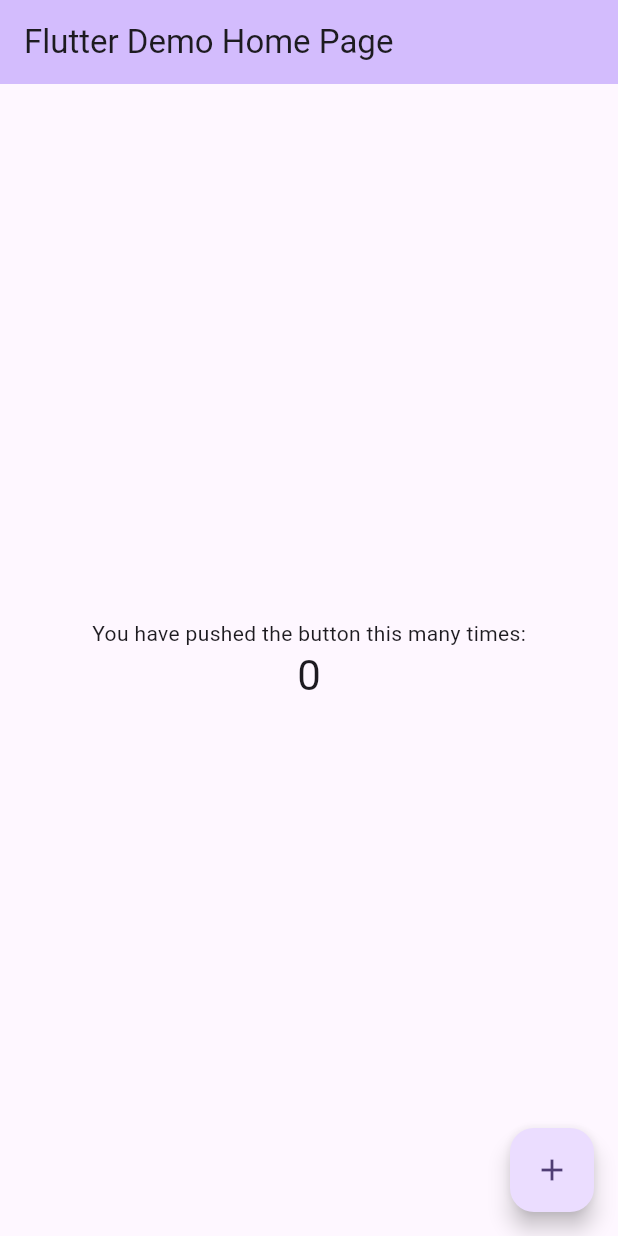
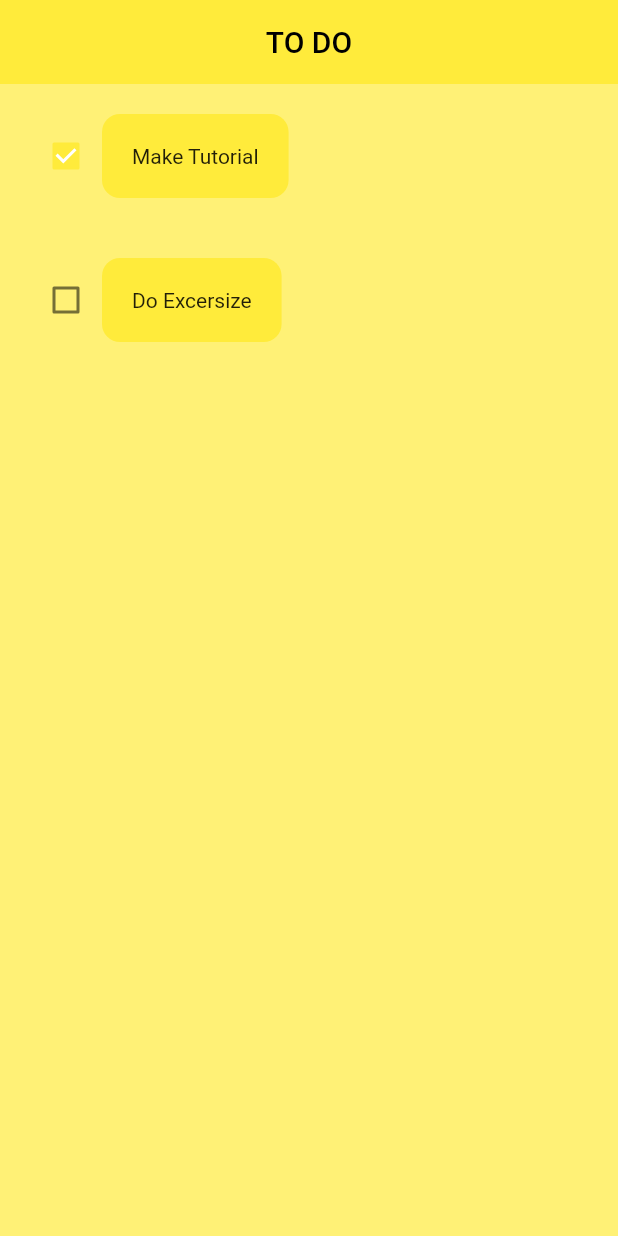
Before and after one commit to Hishamk99/To-Do-App, a Flutter app: the screen it shows after launch, on a phone screen of 412 x 824 dp. Run offline on Flutter 3.47's test engine with Material 2 defaults, Android fonts, the phone set to English and light mode, and no system bars.

Commit message:
create home page and list tile widget

```diff
--- a/lib/main.dart
+++ b/lib/main.dart
@@ -1,125 +1,19 @@
 import 'package:flutter/material.dart';
+import 'screen/home_page.dart';
 
 void main() {
-  runApp(const MyApp());
+  runApp(const ToDoApp());
 }
 
-class MyApp extends StatelessWidget {
-  const MyApp({super.key});
+class ToDoApp extends StatelessWidget {
+  const ToDoApp({super.key});
 
-  // This widget is the root of your application.
   @override
   Widget build(BuildContext context) {
     return MaterialApp(
-      title: 'Flutter Demo',
-      theme: ThemeData(
-        // This is the theme of your application.
-        //
-        // TRY THIS: Try running your application with "flutter run". You'll see
-        // the application has a blue toolbar. Then, without quitting the app,
-        // try changing the seedColor in the colorScheme below to Colors.green
-        // and then invoke "hot reload" (save your changes or press the "hot
-        // reload" button in a Flutter-supported IDE, or press "r" if you used
-        // the command line to start the app).
-        //
-        // Notice that the counter didn't reset back to zero; the application
-        // state is not lost during the reload. To reset the state, use hot
-        // restart instead.
-        //
-        // This works for code too, not just values: Most code changes can be
-        // tested with just a hot reload.
-        colorScheme: ColorScheme.fromSeed(seedColor: Colors.deepPurple),
-        useMaterial3: true,
-      ),
-      home: const MyHomePage(title: 'Flutter Demo Home Page'),
+      debugShowCheckedModeBanner: false,
+      theme: ThemeData(primarySwatch: Colors.yellow),
+      home: const HomePage(),
     );
   }
 }
-
-class MyHomePage extends StatefulWidget {
-  const MyHomePage({super.key, required this.title});
-
-  // This widget is the home page of your application. It is stateful, meaning
-  // that it has a State object (defined below) that contains fields that affect
-  // how it looks.
-
-  // This class is the configuration for the state. It holds the values (in this
-  // case the title) provided by the parent (in this case the App widget) and
-  // used by the build method of the State. Fields in a Widget subclass are
-  // always marked "final".
-
-  final String title;
-
-  @override
-  State<MyHomePage> createState() => _MyHomePageState();
-}
-
-class _MyHomePageState extends State<MyHomePage> {
-  int _counter = 0;
-
-  void _incrementCounter() {
-    setState(() {
-      // This call to setState tells the Flutter framework that something has
-      // changed in this State, which causes it to rerun the build method below
-      // so that the display can reflect the updated values. If we changed
-      // _counter without calling setState(), then the build method would not be
-      // called again, and so nothing would appear to happen.
-      _counter++;
-    });
-  }
-
-  @override
-  Widget build(BuildContext context) {
-    // This method is rerun every time setState is called, for instance as done
-    // by the _incrementCounter method above.
-    //
-    // The Flutter framework has been optimized to make rerunning build methods
-    // fast, so that you can just rebuild anything that needs updating rather
-    // than having to individually change instances of widgets.
-    return Scaffold(
-      appBar: AppBar(
-        // TRY THIS: Try changing the color here to a specific color (to
-        // Colors.amber, perhaps?) and trigger a hot reload to see the AppBar
-        // change color while the other colors stay the same.
-        backgroundColor: Theme.of(context).colorScheme.inversePrimary,
-        // Here we take the value from the MyHomePage object that was created by
-        // the App.build method, and use it to set our appbar title.
-        title: Text(widget.title),
-      ),
-      body: Center(
-        // Center is a layout widget. It takes a single child and positions it
-        // in the middle of the parent.
-        child: Column(
-          // Column is also a layout widget. It takes a list of children and
-          // arranges them vertically. By default, it sizes itself to fit its
-          // children horizontally, and tries to be as tall as its parent.
-          //
-          // Column has various properties to control how it sizes itself and
-          // how it positions its children. Here we use mainAxisAlignment to
-          // center the children vertically; the main axis here is the vertical
-          // axis because Columns are vertical (the cross axis would be
-          // horizontal).
-          //
-          // TRY THIS: Invoke "debug painting" (choose the "Toggle Debug Paint"
-          // action in the IDE, or press "p" in the console), to see the
-          // wireframe for each widget.
-          mainAxisAlignment: MainAxisAlignment.center,
-          children: <Widget>[
-            const Text(
-              'You have pushed the button this many times:',
-            ),
-            Text(
-              '$_counter',
-              style: Theme.of(context).textTheme.headlineMedium,
-            ),
-          ],
-        ),
-      ),
-      floatingActionButton: FloatingActionButton(
-        onPressed: _incrementCounter,
-        tooltip: 'Increment',
-        child: const Icon(Icons.add),
-      ), // This trailing comma makes auto-formatting nicer for build methods.
-    );
-  }
-}
--- /dev/null
+++ b/lib/screen/home_page.dart
@@ -0,0 +1,48 @@
+import 'package:flutter/material.dart';
+import 'package:tode_app/widgets/todo_tile.dart';
+
+class HomePage extends StatefulWidget {
+  const HomePage({super.key});
+
+  @override
+  State<HomePage> createState() => _HomePageState();
+}
+
+class _HomePageState extends State<HomePage> {
+  List<dynamic> toDoList = [
+    ['Make Tutorial', true],
+    ['Do Excersize', false],
+  ];
+  void CheckBoxChanged(bool? value , int index) {}
+  @override
+  Widget build(BuildContext context) {
+    return Scaffold(
+      backgroundColor: Colors.yellow[300],
+      appBar: AppBar(
+        elevation: 0,
+        title: const Text('TO DO'),
+        centerTitle: true,
+      ),
+      body: ListView.builder(
+        itemCount: toDoList.length,
+        itemBuilder: (context, index) {
+          return TodoTile(
+            onChanged: (value) => CheckBoxChanged(value , index),
+            taskCompleted: toDoList[index][1],
+            taskName: toDoList[index][0],
+          );
+        },
+      ),
+    );
+  }
+}
+// TodoTile(
+//             onChanged: (value) {},
+//             taskCompleted: true,
+//             taskName: 'Make Tutorial',
+//           ),
+//           TodoTile(
+//             onChanged: (value) {},
+//             taskCompleted: false,
+//             taskName: 'Do Exersize',
+//           ),
--- /dev/null
+++ b/lib/widgets/todo_tile.dart
@@ -0,0 +1,31 @@
+import 'package:flutter/material.dart';
+
+class TodoTile extends StatelessWidget {
+  const TodoTile(
+      {super.key,
+      required this.onChanged,
+      required this.taskCompleted,
+      required this.taskName});
+  final String taskName;
+  final bool taskCompleted;
+  final void Function(bool?)? onChanged;
+  @override
+  Widget build(BuildContext context) {
+    return Padding(
+      padding: const EdgeInsets.all(20),
+      child: Row(
+        children: [
+          Checkbox(value: taskCompleted, onChanged: onChanged),
+          Container(
+            padding: const EdgeInsets.all(20),
+            decoration: BoxDecoration(
+              color: Colors.yellow,
+              borderRadius: BorderRadius.circular(12),
+            ),
+            child: Text(taskName),
+          ),
+        ],
+      ),
+    );
+  }
+}
```
Also changed, not shown: 1 other file.
